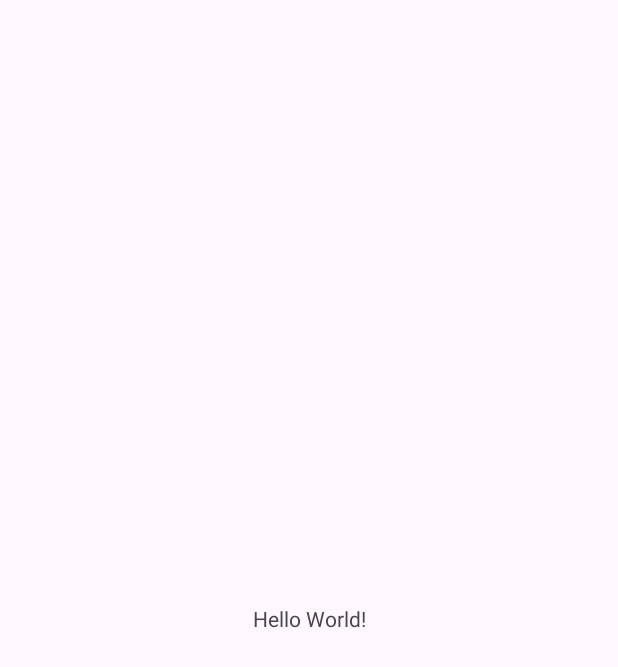
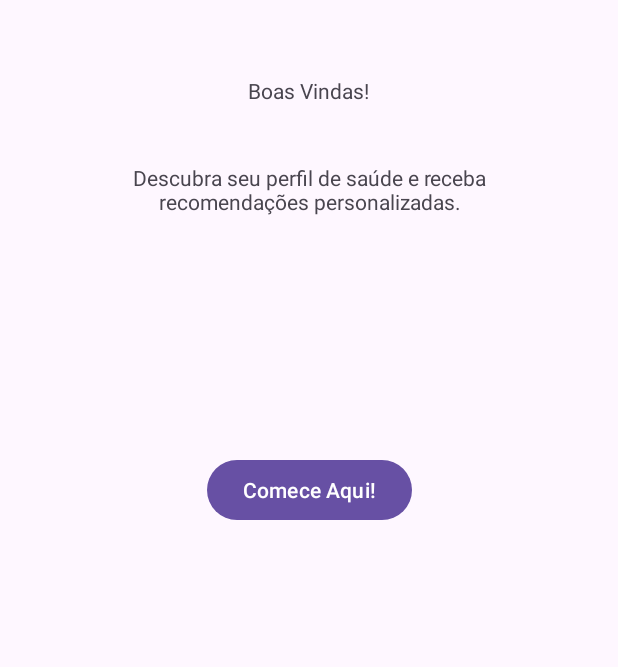
Before and after one commit to FranciscoGMaldonado/ImFitPlus, an Android app: the screen it shows after launch (MainActivity), on a phone screen of 412 x 824 dp. Before the commit the part shown is almost empty. Shown: the top 667 px of the screen. Run offline under Robolectric (Android 15) with nearby library versions, the phone set to English and light mode, and no system bars.

Commit message:
feat: primeira versão da tela de boas vindas

```diff
--- a/app/src/main/res/layout/activity_main.xml
+++ b/app/src/main/res/layout/activity_main.xml
@@ -8,12 +8,37 @@
     tools:context=".MainActivity">
 
     <TextView
+        android:id="@+id/boasVindas"
         android:layout_width="wrap_content"
         android:layout_height="wrap_content"
-        android:text="Hello World!"
+        android:text="Boas Vindas!"
         app:layout_constraintBottom_toBottomOf="parent"
         app:layout_constraintEnd_toEndOf="parent"
+        app:layout_constraintHorizontal_bias="0.498"
         app:layout_constraintStart_toStartOf="parent"
-        app:layout_constraintTop_toTopOf="parent" />
+        app:layout_constraintTop_toTopOf="parent"
+        app:layout_constraintVertical_bias="0.063" />
+
+    <TextView
+        android:layout_width="260dp"
+        android:layout_height="59dp"
+        android:gravity="center"
+        android:text="Descubra seu perfil de saúde e receba recomendações personalizadas."
+        app:layout_constraintBottom_toBottomOf="parent"
+        app:layout_constraintEnd_toEndOf="@+id/boasVindas"
+        app:layout_constraintStart_toStartOf="@+id/boasVindas"
+        app:layout_constraintTop_toTopOf="parent"
+        app:layout_constraintVertical_bias="0.126" />
+
+    <Button
+        android:layout_width="wrap_content"
+        android:layout_height="wrap_content"
+        android:text="Comece Aqui!"
+        app:layout_constraintBottom_toBottomOf="parent"
+        app:layout_constraintEnd_toEndOf="@+id/boasVindas"
+        app:layout_constraintHorizontal_bias="0.49"
+        app:layout_constraintStart_toStartOf="@+id/boasVindas"
+        app:layout_constraintTop_toTopOf="parent"
+        app:layout_constraintVertical_bias="0.39" />
 
 </androidx.constraintlayout.widget.ConstraintLayout>
```
